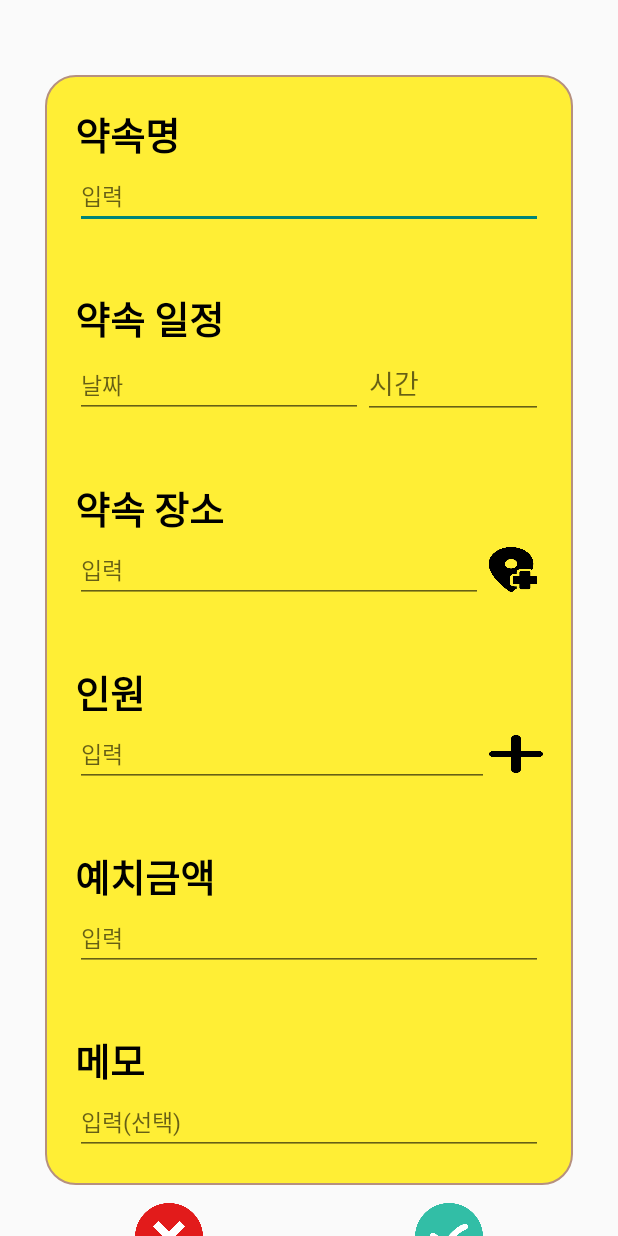
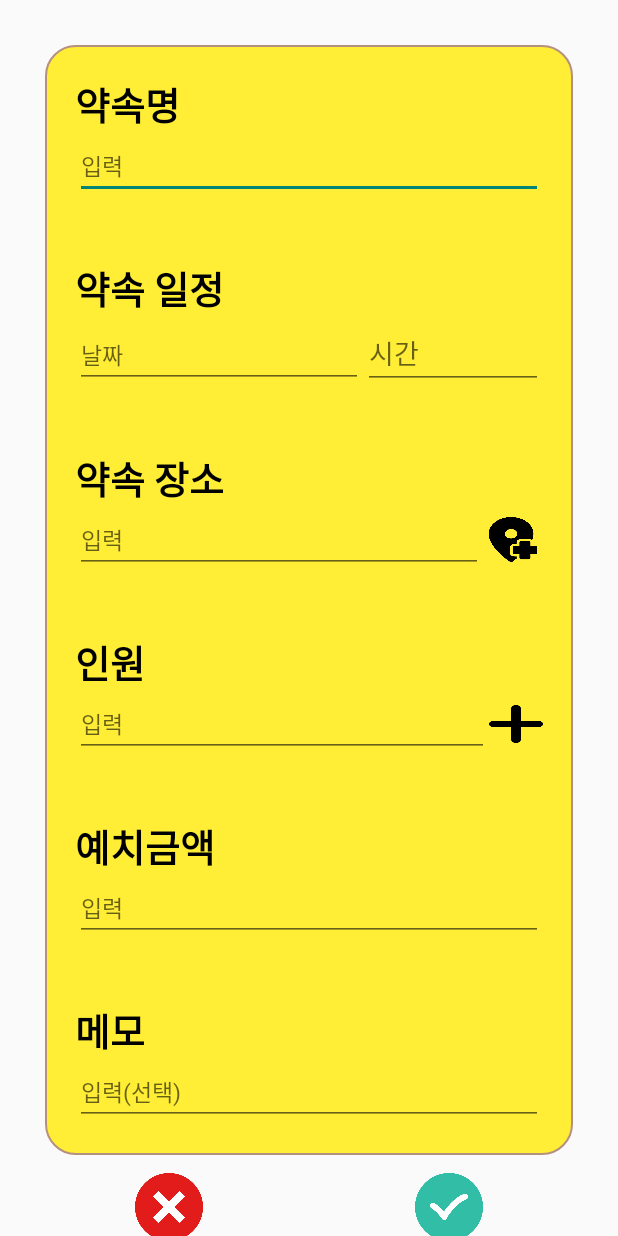
Before and after one commit to NerdNULL/DL-Front, an Android app: the PromiseAddActivity screen opened directly, with no data from a screen before it, on a phone screen of 412 x 824 dp. Run offline under Robolectric (Android 15) with nearby library versions, the phone set to English and light mode, and no system bars.

```diff
--- a/app/build.gradle
+++ b/app/build.gradle
@@ -42,5 +42,5 @@ dependencies {
     implementation files('libs/libDaumMapAndroid.jar')
     implementation 'com.squareup.retrofit2:retrofit:2.9.0'
     implementation 'com.squareup.retrofit2:converter-gson:2.9.0'
-    //implementation "com.kakao.sdk:v2-link:2.8.2" // 메시지(카카오링크)
+    implementation "com.kakao.sdk:v2-link:2.8.2"
 }
--- a/app/src/main/res/layout/activity_promise_add.xml
+++ b/app/src/main/res/layout/activity_promise_add.xml
@@ -9,7 +9,7 @@
         android:layout_height="wrap_content"
         android:layout_marginStart="30dp"
         android:layout_marginLeft="30dp"
-        android:layout_marginTop="50dp"
+        android:layout_marginTop="30dp"
         android:layout_marginEnd="30dp"
         android:layout_marginRight="30dp"
         android:layout_marginBottom="12dp"
@@ -66,9 +66,8 @@
                     android:layout_height="wrap_content"
                     android:layout_weight="2"
                     android:hint="날짜"
-                    android:textSize="15sp"
                     android:inputType="date"
-                    />
+                    android:textSize="15sp" />
 
                 <EditText
                     android:id="@+id/editTextTime"
@@ -178,10 +177,10 @@
                 android:id="@+id/myDetailMoney"
                 android:layout_width="match_parent"
                 android:layout_height="wrap_content"
+                android:ems="10"
                 android:hint="입력"
-                android:textSize="15sp"
-                android:ems="10"
-                android:inputType="number" />
+                android:inputType="number"
+                android:textSize="15sp" />
 
         </LinearLayout>
 
--- a/app/src/main/res/values/strings.xml
+++ b/app/src/main/res/values/strings.xml
@@ -1,3 +1,6 @@
 <resources>
     <string name="app_name">nerdNullFront</string>
+    <string name = "kakao_app_key">eb61e62ae286fd1bce3e8fd771c638ea</string>
+    <string name ="kakao_scheme">kakaoeb61e62ae286fd1bce3e8fd771c638ea</string>
+    <string name="kakaolink_host">kakaolink</string>
 </resources>
--- a/gradle.properties
+++ b/gradle.properties
@@ -17,3 +17,5 @@ org.gradle.jvmargs=-Xmx2048m -Dfile.encoding=UTF-8
 android.useAndroidX=true
 # Automatically convert third-party libraries to use AndroidX
 android.enableJetifier=true
+KAKAO_SDK_GROUP=com.kakao.sdk
+KAKAO_SDK_VERSION=2.8.2
```
Also changed, not shown: app/src/main/AndroidManifest.xml (+17 -2 lines), app/src/main/res/layout/activity_promise_detail.xml (+5 -6 lines), build.gradle (+7 -2 lines), settings.gradle (+10 -0 lines).
